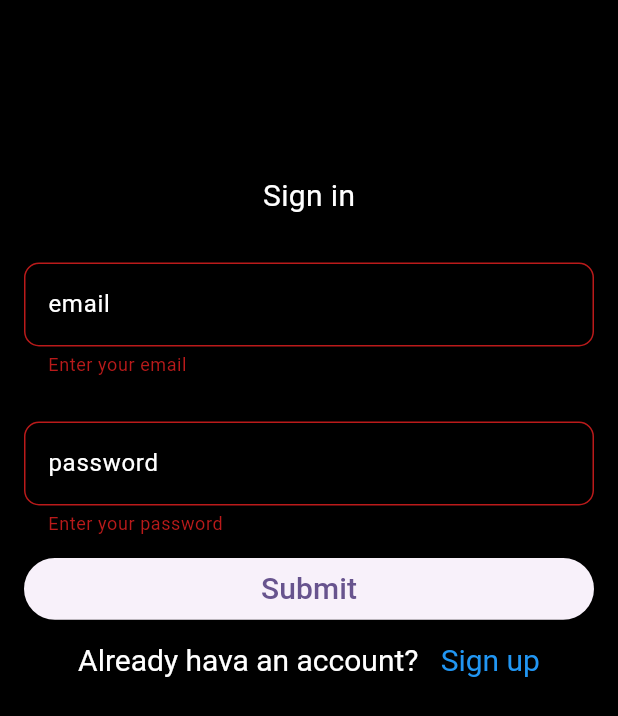
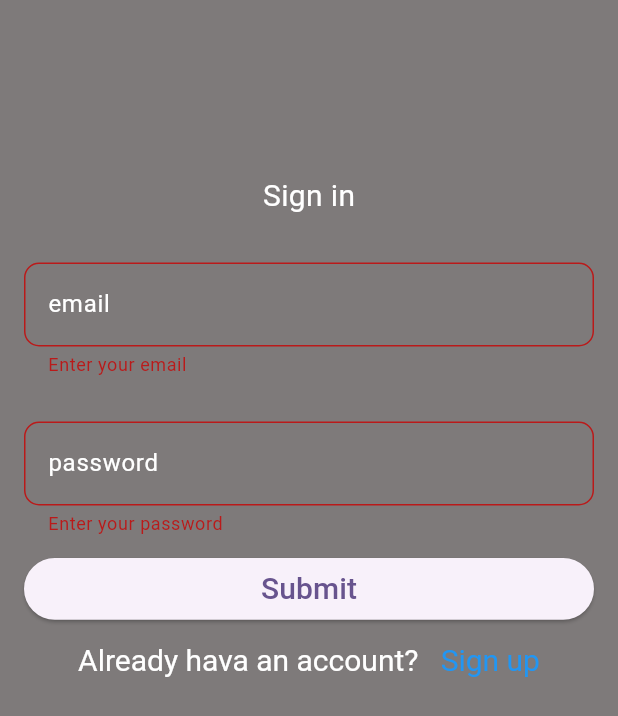
Before and after one commit to obasootoM/budget_app, a Flutter app: the screen it shows after launch, after a tap on "Submit", on a phone screen of 412 x 824 dp. Shown: the top 716 px of the screen. Run offline on Flutter 3.47's test engine with Material 3 defaults, Android fonts, the phone set to English and light mode, and no system bars; our stand-ins replace cloud_firestore, firebase_auth, firebase_core, font_awesome_flutter; accounts and stored records are empty.

Commit message:
adding a splash screen

```diff
--- a/lib/features/auth/auth_service/auth_service.dart
+++ b/lib/features/auth/auth_service/auth_service.dart
@@ -11,8 +11,8 @@ class AuthService {
         email: data['email'],
         password: data['password'],
       );
-      // await db.addUser(data, context);
-      Navigator.of(context).pushReplacement(
+      await db.addUser(data, context);
+      Navigator.of(context).push(
           MaterialPageRoute(builder: (context) => const HomeScreen()));
     } catch (e) {
       showDialog(
@@ -30,7 +30,7 @@ class AuthService {
     try {
       await FirebaseAuth.instance.signInWithEmailAndPassword(
           email: data['email'], password: data['password']);
-      Navigator.of(context).pushReplacement(
+      Navigator.of(context).push(
           MaterialPageRoute(builder: (context) => const HomeScreen()));
     } catch (e) {
       showDialog(
--- a/lib/features/screen/home_screen/home_screen_bar.dart
+++ b/lib/features/screen/home_screen/home_screen_bar.dart
@@ -38,7 +38,6 @@ class _HomeScreenBarState extends State<HomeScreenBar> {
   @override
   Widget build(BuildContext context) {
      final userId = FirebaseAuth.instance.currentUser!.uid;
-     final user = FirebaseAuth.instance.currentUser;
     return Scaffold(
       floatingActionButton: FloatingActionButton.small(
         backgroundColor: Colors.blue,
@@ -50,7 +49,7 @@ class _HomeScreenBarState extends State<HomeScreenBar> {
       ),
       appBar: AppBar(
           title:  Text(
-            'Hello, ${user!.email}',
+            'Hello, ',
             style: TextStyle(fontSize: 20),
           ),
           backgroundColor: Colors.blue[700],
--- a/lib/features/screen/sign_up.dart
+++ b/lib/features/screen/sign_up.dart
@@ -45,7 +45,7 @@ class _SignUpState extends State<SignUp> {
       };
       authService.createService(context, data);
       print('hello');
-      db.addUser(data, context);
+      // db.addUser(data, context);
       print('hello');
       // ScaffoldMessenger.of(context)
       //     .showSnackBar(const SnackBar(content: Text('Signup success')));
@@ -81,7 +81,7 @@ class _SignUpState extends State<SignUp> {
     final width = MediaQuery.sizeOf(context).width;
     final height = MediaQuery.sizeOf(context).height;
     return Scaffold(
-      backgroundColor: Colors.black,
+      backgroundColor: const Color.fromARGB(255, 126, 122, 122),
       body: Padding(
         padding: const EdgeInsets.all(15.0),
         child: Form(
@@ -205,7 +205,7 @@ class _SignUpState extends State<SignUp> {
 
   InputDecoration parameter(String params) {
     return InputDecoration(
-        fillColor: Colors.black87,
+        fillColor: const Color.fromARGB(255, 126, 122, 122),
         filled: true,
         labelText: params,
         labelStyle: const TextStyle(color: Colors.white),
--- a/lib/features/screen/sing_in.dart
+++ b/lib/features/screen/sing_in.dart
@@ -1,5 +1,6 @@
 import 'package:budget_app/features/auth/auth_service/auth_service.dart';
 import 'package:budget_app/features/screen/sign_up.dart';
+import 'package:budget_app/features/widget/home_short.dart';
 import 'package:flutter/gestures.dart';
 import 'package:flutter/material.dart';
 
@@ -34,6 +35,8 @@ class _SignInState extends State<SignIn> {
         'password': passController.text
       };
       authService.login(context, data);
+       Navigator.of(context).push(
+          MaterialPageRoute(builder: (context) => const HomeShort()));
       setState(() {
         isLoading = false;
       });
@@ -47,11 +50,12 @@ class _SignInState extends State<SignIn> {
     final height = MediaQuery.sizeOf(context).height;
     final width = MediaQuery.sizeOf(context).width;
     return Scaffold(
-      backgroundColor: Colors.black,
+      backgroundColor: const Color.fromARGB(255, 126, 122, 122),
       body: Padding(
         padding: const EdgeInsets.all(16.0),
         child: Form(
             key: _key,
+            child: SingleChildScrollView(
               child: Column(
                 children: [
                   const SizedBox(
@@ -139,6 +143,7 @@ class _SignInState extends State<SignIn> {
                         ])
                   ]))
                 ],
+              ),
             )),
       ),
     );
@@ -148,7 +153,7 @@ class _SignInState extends State<SignIn> {
     return InputDecoration(
         labelText: parameter,
         filled: true,
-        fillColor: Colors.black,
+        fillColor: const Color.fromARGB(255, 126, 122, 122),
         labelStyle: const TextStyle(color: Colors.white),
         border: OutlineInputBorder(
             borderSide: const BorderSide(color: Colors.white),
--- /dev/null
+++ b/lib/features/screen/splash/splash.dart
@@ -0,0 +1,29 @@
+import 'dart:async';
+
+import 'package:budget_app/features/widget/auth_gate.dart';
+import 'package:flutter/material.dart';
+
+class SplashScreen extends StatefulWidget {
+  const SplashScreen({super.key});
+
+  @override
+  State<SplashScreen> createState() => _SplashScreenState();
+}
+
+class _SplashScreenState extends State<SplashScreen> {
+  void initState() {
+    super.initState();
+    Timer(
+        const Duration(seconds: 5),
+        () => Navigator.pushReplacement(
+            context, MaterialPageRoute(builder: (context) => const AuthGate())));
+  }
+
+  @override
+  Widget build(BuildContext context) {
+    return Material(
+      color: Color.fromARGB(255, 126, 122, 122),
+      child: const Center(child: Text('Budgetty',style: TextStyle(fontSize: 20, color: Colors.white),)),
+    );
+  }
+}
--- a/lib/features/widget/alert_dialog.dart
+++ b/lib/features/widget/alert_dialog.dart
@@ -90,7 +90,6 @@ class _AlertDialogsState extends State<AlertDialogs> {
   void dispose() {
     titleEditingcontroller.dispose();
     amountEditingcontroller.dispose();
-    // TODO: implement dispose
     super.dispose();
   }
 
@@ -151,7 +150,7 @@ class _AlertDialogsState extends State<AlertDialogs> {
                     }
                   },
                   child: isLoading
-                      ? const CircularProgressIndicator()
+                      ? const Center(child:  CircularProgressIndicator())
                       : const Text('Add Transaction'))
             ],
           )),
--- a/lib/features/widget/category.dart
+++ b/lib/features/widget/category.dart
@@ -1,7 +1,6 @@
 import 'package:budget_app/utilis/app_icon.dart';
 import 'package:flutter/material.dart';
 import 'package:font_awesome_flutter/font_awesome_flutter.dart';
-import 'package:intl/intl.dart';
 
 class Category extends StatefulWidget {
   const Category({super.key, required this.changed});
--- a/lib/features/widget/tab_bar.dart
+++ b/lib/features/widget/tab_bar.dart
@@ -14,7 +14,7 @@ class TabBars extends StatelessWidget {
           length: 2,
           child: Column(
             children: [
-              TabBar(
+              const TabBar(
                 tabs: [
                   Tab(
                     text: 'Credit',
--- a/lib/main.dart
+++ b/lib/main.dart
@@ -1,4 +1,4 @@
-import 'package:budget_app/features/widget/auth_gate.dart';
+import 'package:budget_app/features/screen/splash/splash.dart';
 import 'package:budget_app/firebase_options.dart';
 import 'package:firebase_core/firebase_core.dart';
 import 'package:flutter/material.dart';
@@ -24,7 +24,7 @@ class MyApp extends StatelessWidget {
         colorScheme: ColorScheme.fromSeed(seedColor: Colors.deepPurple),
         useMaterial3: true,
       ),
-      home: const AuthGate(),
+      home: const SplashScreen(),
     );
   }
 }
```
Also changed, not shown: lib/features/screen/home_screen.dart (+30 -14 lines), lib/features/widget/app_bar.dart (deleted, +0 -27 lines), lib/features/widget/home_short.dart (added, +19 -0 lines). Lines whose indentation alone changed are shown as unchanged.
